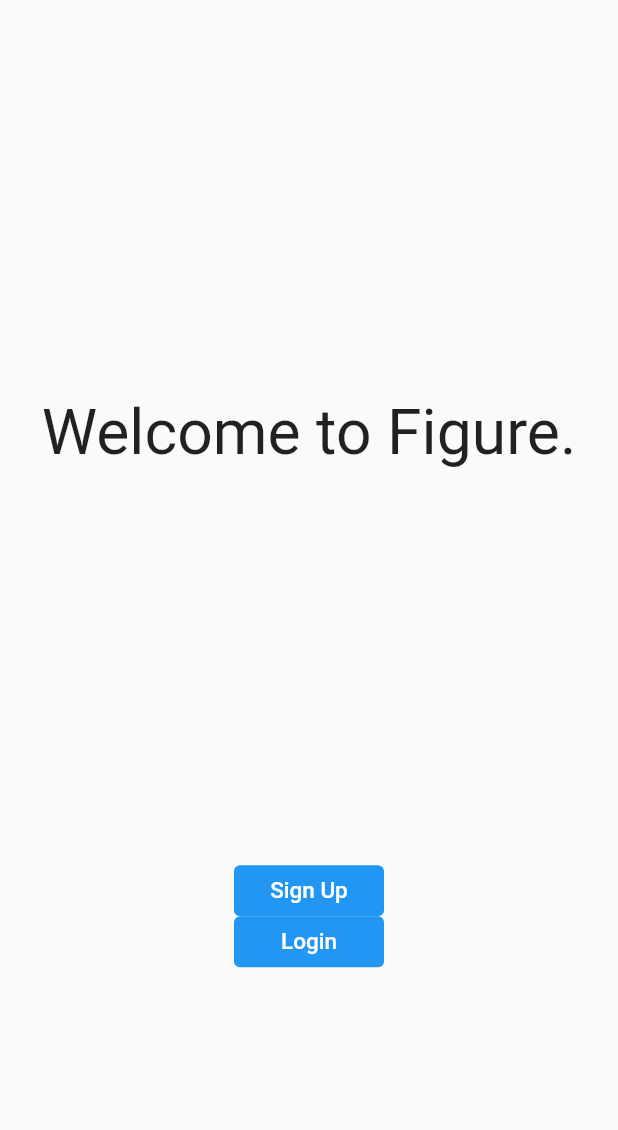
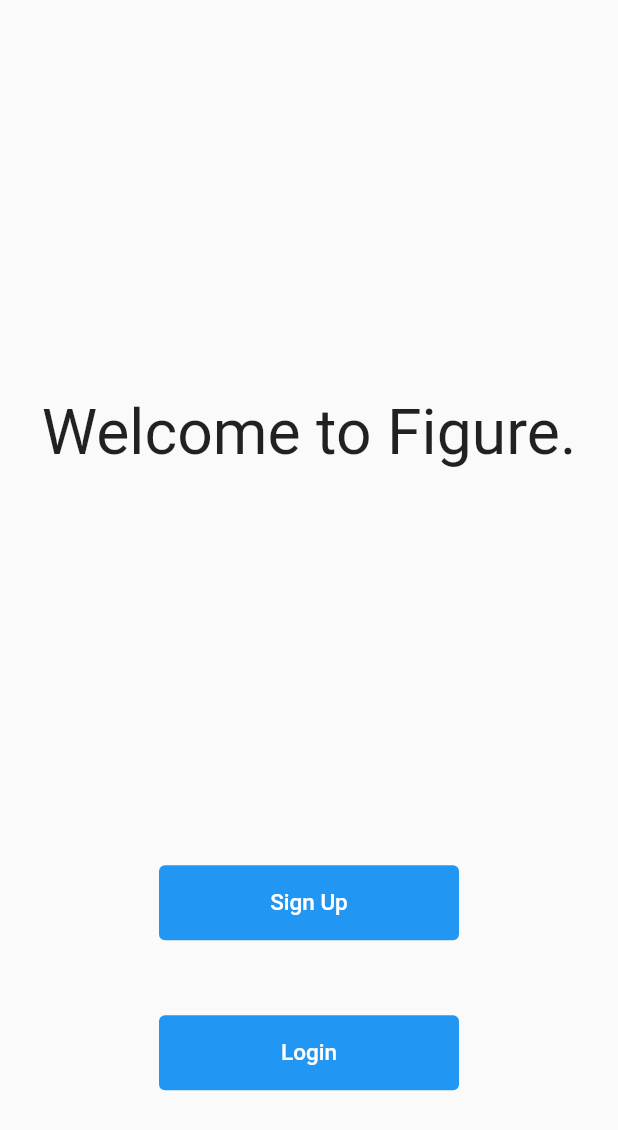
Before and after one commit to novakovicdavid/figure_flutter, a Flutter app: the screen it shows after launch, on a phone screen of 412 x 824 dp. Shown: the top 1130 px of the screen. Run offline on Flutter 3.47's test engine with Material 2 defaults, Android fonts, the phone set to English and light mode, and no system bars; our stand-ins replace cached_network_image, file_picker, infinite_scroll_pagination, shared_preferences; accounts and stored records are empty.

Commit message:
Larger welcome buttons

```diff
--- a/lib/welcome.dart
+++ b/lib/welcome.dart
@@ -62,9 +62,9 @@ class WelcomeScreenState extends State<WelcomeScreen>
                 closedColor: Colors.blue,
                 closedBuilder: (context, _) => Container(
                   alignment: Alignment.center,
-                  width: 100,
+                  width: 200,
                   child: const Padding(
-                    padding: EdgeInsets.all(8),
+                    padding: EdgeInsets.all(16),
                     child: Text(
                       "Sign Up",
                       style: TextStyle(
@@ -75,6 +75,7 @@ class WelcomeScreenState extends State<WelcomeScreen>
                   ),
                 ),
               ),
+              const Padding(padding: EdgeInsets.only(top: 50)),
               OpenContainer(
                 transitionType: containerTransitionType,
                 transitionDuration: const Duration(milliseconds: 500),
@@ -83,9 +84,9 @@ class WelcomeScreenState extends State<WelcomeScreen>
                 closedColor: Colors.blue,
                 closedBuilder: (context, _) => Container(
                   alignment: Alignment.center,
-                  width: 100,
+                  width: 200,
                   child: const Padding(
-                    padding: EdgeInsets.all(8),
+                    padding: EdgeInsets.all(16),
                     child: Text(
                       "Login",
                       style: TextStyle(
```
